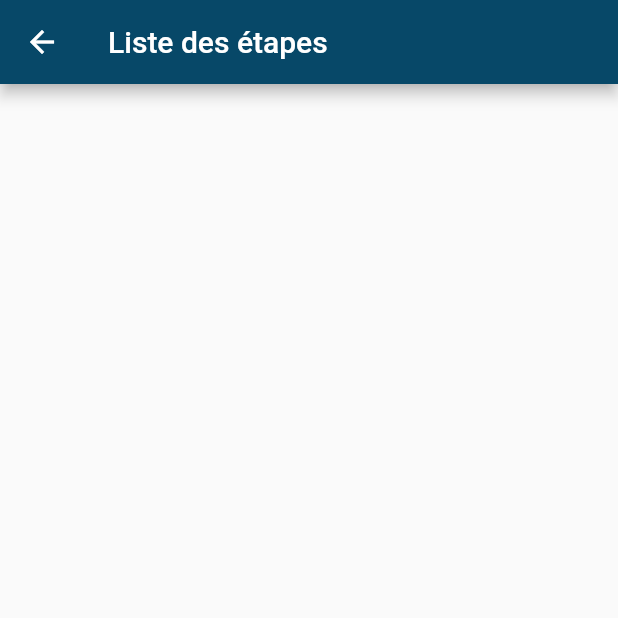
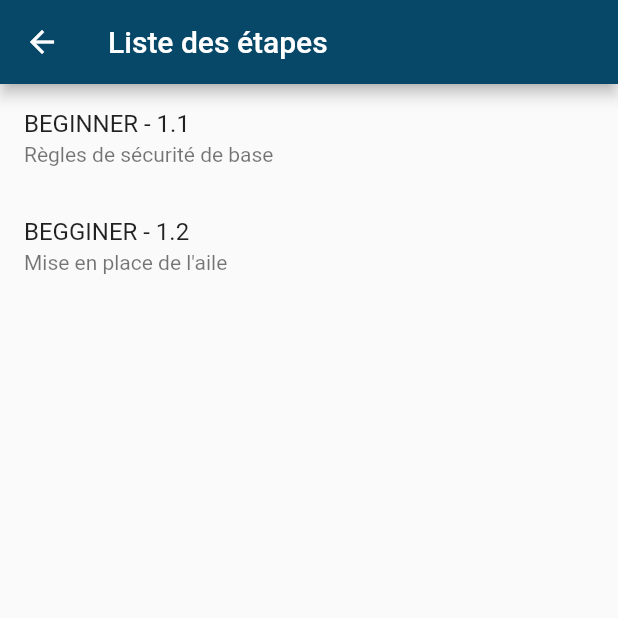
Before and after one commit to jeanJonathan/notebook_progress, a Flutter app: the EtapesScreen screen opened by its route, on a phone screen of 412 x 824 dp, the top half of it. Run offline on Flutter 3.47's test engine with Material 2 defaults, Android fonts, the phone set to English and light mode, and no system bars; our stand-ins replace cloud_firestore, firebase_core; accounts and stored records are empty.

Commit message:
Ajout du fichier data_firestore pour simuler et preparer les donnees de firebase

```diff
--- a/lib/data_firestore.dart
+++ b/lib/data_firestore.dart
@@ -9,8 +9,8 @@ List<Map<String, dynamic>> simulateData() {
     },
     {
       'id': 2,
-      'description': 'Description de l\'étape 2',
-      'name': 'Étape 2',
+      'description': 'Mise en place de l\'aile',
+      'name': 'BEGGINER - 1.2',
       'niveauRef': '/niveaux/2',
       'sportRef': '/sports/1',
     },
--- a/lib/etapes_screen.dart
+++ b/lib/etapes_screen.dart
@@ -1,9 +1,31 @@
 import 'package:flutter/material.dart';
 import 'package:cloud_firestore/cloud_firestore.dart';
 import 'etape.dart';
+import 'data_firestore.dart';
 
 class EtapesScreen extends StatelessWidget {
   @override
+  Widget build(BuildContext context) {
+    List<Map<String, dynamic>> etapesData = simulateData();
+
+    return Scaffold(
+      appBar: AppBar(
+        title: Text('Liste des étapes'),
+      ),
+      body: ListView.builder(
+        itemCount: etapesData.length,
+        itemBuilder: (context, index) {
+          final etape = etapesData[index];
+          return ListTile(
+            title: Text(etape['name']),
+            subtitle: Text(etape['description']),
+            // Autres widgets pour afficher les autres données d'étape
+          );
+        },
+      ),
+    );
+  }
+  /*@override
   Widget build(BuildContext context) {
     return Scaffold(
       appBar: AppBar(
@@ -38,4 +60,5 @@ class EtapesScreen extends StatelessWidget {
       ),
     );
   }
+  */
 }
--- a/lib/main.dart
+++ b/lib/main.dart
@@ -1,3 +1,4 @@
+import 'package:cloud_firestore/cloud_firestore.dart';
 import 'package:firebase_core/firebase_core.dart';
 import 'package:flutter/material.dart';
 import 'Wingfoil.dart';
@@ -5,6 +6,7 @@ import 'package:notebook_progress/parametre_screen.dart';
 import 'package:notebook_progress/menu_screen.dart';
 import 'etapes_screen.dart';
 import 'firebase_options.dart';
+
 
 Future<void> main() async {
   WidgetsFlutterBinding.ensureInitialized();
```
